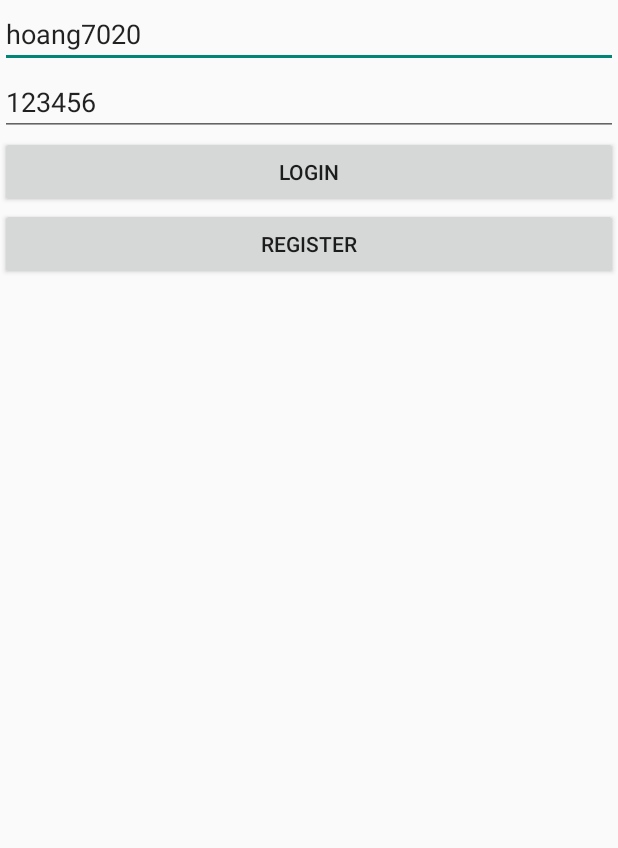
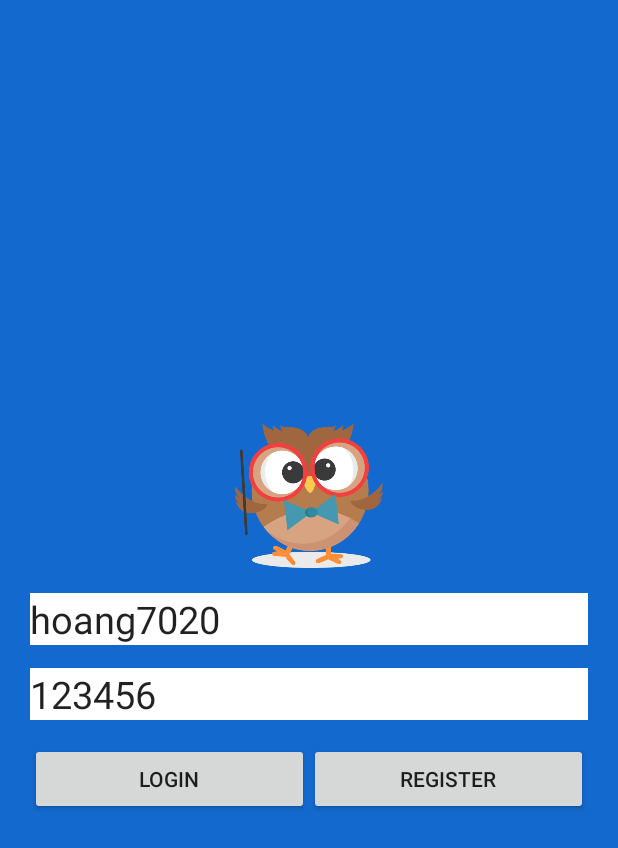
Before and after one commit to hoang7020/KidApp, an Android app: the screen it shows after launch (LoginActivity), on a phone screen of 412 x 824 dp. Shown: the top 848 px of the screen. Run offline under Robolectric (Android 15) with nearby library versions, the phone set to English and light mode, and no system bars; 1 statement that could not run was skipped.

Commit message:
update interface

```diff
--- a/app/src/main/java/vn/edu/fpt/kidapp/activity/LoginActivity.java
+++ b/app/src/main/java/vn/edu/fpt/kidapp/activity/LoginActivity.java
@@ -10,6 +10,7 @@ import android.util.Log;
 import android.view.View;
 import android.widget.Button;
 import android.widget.EditText;
+import android.widget.Toast;
 
 import com.google.gson.Gson;
 import com.google.gson.reflect.TypeToken;
@@ -73,13 +74,14 @@ public class LoginActivity extends AppCompatActivity {
                 String result = intent.getStringExtra("API_RESULT");
                 Gson gson = new Gson();
                 APIObjectJSON resultJSON = gson.fromJson(result, new TypeToken<APIObjectJSON>() {}.getType());
-                Log.e(TAG, "onReceive: " + resultJSON.getData().getUsername());
                 if (resultJSON.getStatus().getCode() == 200) {
                     PreferenceUtil.getInstance(context).putStringValue("username", resultJSON.getData().getUsername());
                     PreferenceUtil.getInstance(context).putStringValue("address", resultJSON.getData().getAddress());
                     Intent i = new Intent(context, BeginActivity.class);
                     startActivity(i);
                     finish();
+                } else {
+                    Toast.makeText(context, resultJSON.getStatus().getMessage(), Toast.LENGTH_SHORT).show();
                 }
             }
         }
--- a/app/src/main/java/vn/edu/fpt/kidapp/adapter/PictureHistoryAdapter.java
+++ b/app/src/main/java/vn/edu/fpt/kidapp/adapter/PictureHistoryAdapter.java
@@ -42,7 +42,11 @@ public class PictureHistoryAdapter extends ArrayAdapter<APIObjectJSON.Picture> {
         }
         APIObjectJSON.Picture pic = getItem(position);
         Bitmap picture = FileUtil.readFileFromSdCard(pic.getImageName());
-        viewHolder.imvPicture.setImageBitmap(picture);
+        if (!FileUtil.isPictureExist(pic.getImageName())) {
+            viewHolder.imvPicture.setImageResource(R.drawable.camera);
+        } else {
+            viewHolder.imvPicture.setImageBitmap(picture);
+        }
 
         return convertView;
 
--- a/app/src/main/java/vn/edu/fpt/kidapp/database/DBManagerAPI.java
+++ b/app/src/main/java/vn/edu/fpt/kidapp/database/DBManagerAPI.java
@@ -18,7 +18,7 @@ import java.net.URL;
 public class DBManagerAPI {
     private static final String TAG = DBManagerAPI.class.getSimpleName();
 
-    private static final String host = "http://192.168.1.5:49833";
+    private static final String host = "http://10.82.140.22:49833";
     private Gson gson;
 
     private Context context;
--- a/app/src/main/java/vn/edu/fpt/kidapp/utils/FileUtil.java
+++ b/app/src/main/java/vn/edu/fpt/kidapp/utils/FileUtil.java
@@ -57,6 +57,12 @@ public class FileUtil {
         return file.delete();
     }
 
+    public static boolean isPictureExist(String fileName) {
+        File sdcard = Environment.getExternalStorageDirectory();
+        File file = new File(sdcard.getAbsolutePath() + "/KidApp/", fileName);
+        return file.exists();
+    }
+
     public static byte[] convertBitmapToByteArray(Bitmap bm) {
         ByteArrayOutputStream stream = new ByteArrayOutputStream();
         bm.compress(Bitmap.CompressFormat.JPEG, 100, stream);
--- a/app/src/main/res/layout/activity_login.xml
+++ b/app/src/main/res/layout/activity_login.xml
@@ -5,9 +5,22 @@
     android:layout_width="match_parent"
     android:layout_height="match_parent"
     android:orientation="vertical"
+    android:gravity="center"
+    android:background="@color/colorToolbar"
     tools:context=".activity.LoginActivity">
 
+    <ImageView
+        android:layout_marginBottom="15dp"
+        android:layout_width="100dp"
+        android:layout_height="100dp"
+        android:src="@drawable/owl"/>
+
     <EditText
+        android:textSize="25sp"
+        android:layout_marginBottom="15dp"
+        android:background="#ffffff"
+        android:layout_marginLeft="20dp"
+        android:layout_marginRight="20dp"
         android:text="hoang7020"
         android:layout_width="match_parent"
         android:layout_height="wrap_content"
@@ -15,22 +28,41 @@
         android:hint="Username"/>
 
     <EditText
+        android:layout_marginBottom="15dp"
+        android:textSize="25sp"
+        android:background="#ffffff"
+        android:layout_marginLeft="20dp"
+        android:layout_marginRight="20dp"
         android:layout_width="match_parent"
         android:layout_height="wrap_content"
         android:id="@+id/edtPassword"
         android:text="123456"
         android:hint="Password"/>
 
+    <LinearLayout
+        android:layout_marginLeft="20dp"
+        android:layout_marginRight="20dp"
+        android:weightSum="2"
+        android:orientation="horizontal"
+        android:layout_width="match_parent"
+        android:layout_height="wrap_content">
+
         <Button
-        android:layout_width="match_parent"
+            android:layout_weight="1"
+            android:layout_width="0dp"
             android:layout_height="wrap_content"
             android:id="@+id/btnLogin"
             android:text="Login"/>
 
         <Button
-        android:layout_width="match_parent"
+            android:layout_weight="1"
+            android:layout_width="0dp"
             android:layout_height="wrap_content"
             android:id="@+id/btnRegister"
             android:text="Register"/>
 
     </LinearLayout>
+
+
+
+</LinearLayout>
```
Also changed, not shown: app/src/main/java/vn/edu/fpt/kidapp/activity/MainActivity.java (+14 -11 lines), app/src/main/java/vn/edu/fpt/kidapp/activity/ViewHistoryActivity.java (+5 -2 lines), app/src/main/java/vn/edu/fpt/kidapp/database/DBManager.java (+11 -11 lines), app/src/main/java/vn/edu/fpt/kidapp/model/APIObjectJSON.java (+9 -6 lines). Lines whose indentation alone changed are shown as unchanged.
